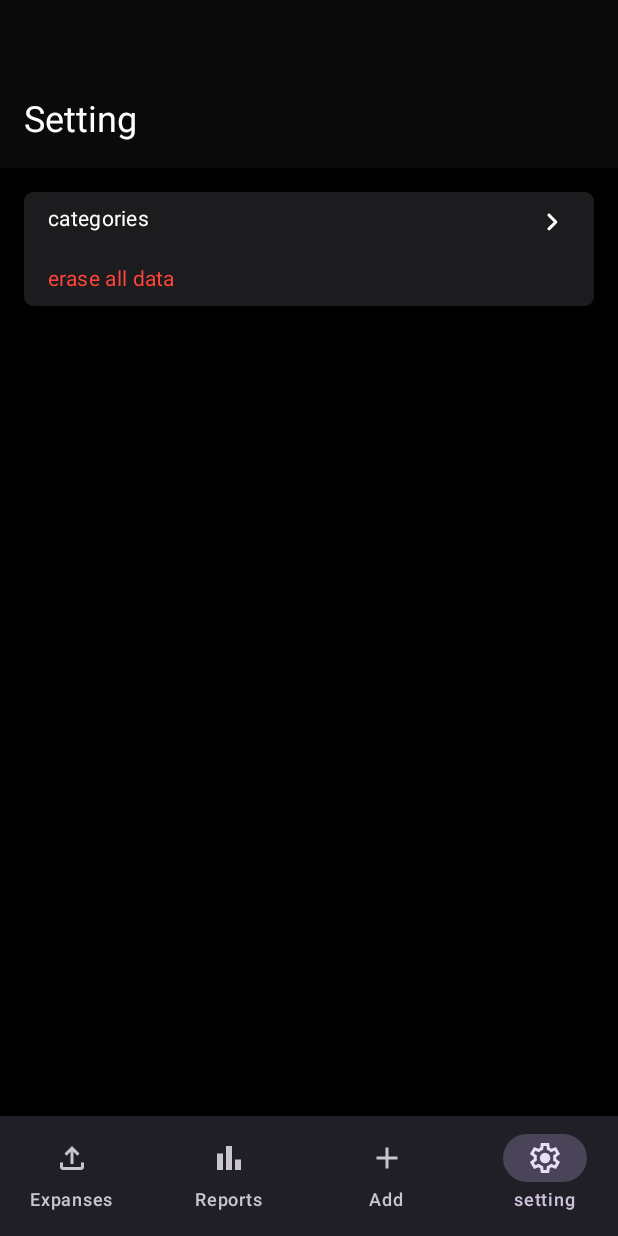
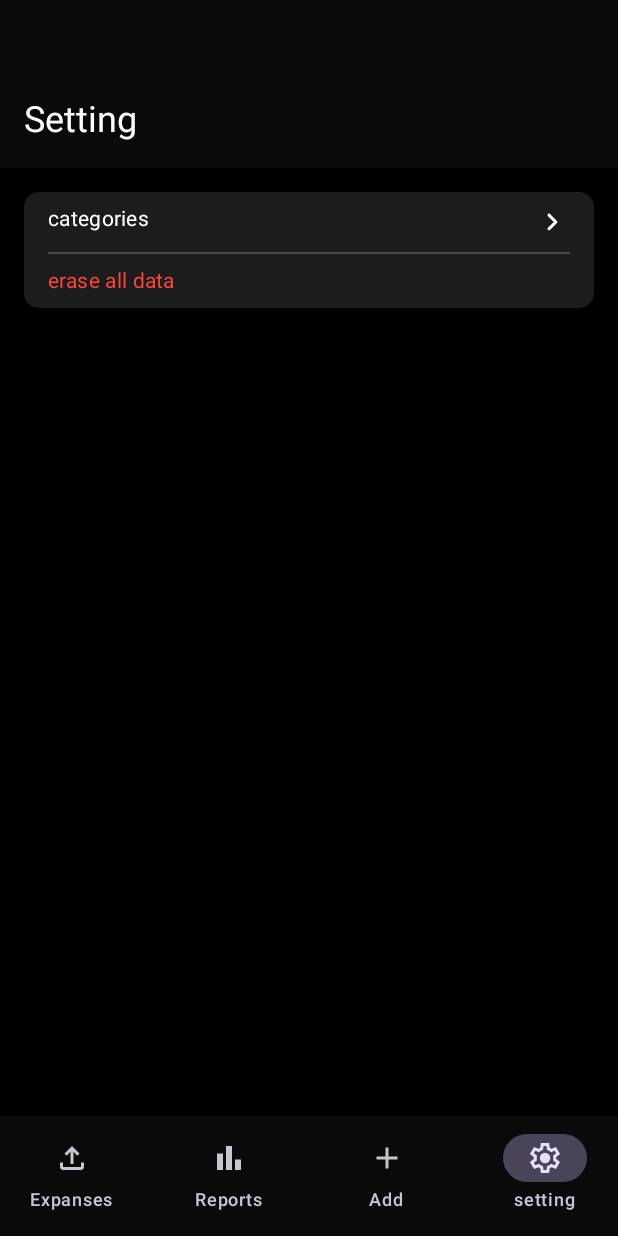
Before and after one commit to Mohamed-Elhanafy/MoneyLover, an Android app built with Jetpack Compose: the SettingScreen screen opened through its navigation route, on a phone screen of 412 x 824 dp. Run offline under Robolectric (Android 15) with nearby library versions, the phone set to English and light mode, and no system bars; our stand-ins replace accompanist.

Commit message:
minor UI changes + SettingScreen Done!

```diff
--- a/app/src/main/java/com/example/monylover/ui/NavigationBar.kt
+++ b/app/src/main/java/com/example/monylover/ui/NavigationBar.kt
@@ -6,16 +6,26 @@ import androidx.compose.material3.NavigationBarItem
 import androidx.compose.material3.Text
 import androidx.compose.runtime.Composable
 import androidx.compose.runtime.State
+import androidx.compose.runtime.getValue
+import androidx.compose.runtime.mutableStateOf
+import androidx.compose.runtime.saveable.rememberSaveable
+import androidx.compose.runtime.setValue
 import androidx.compose.ui.res.painterResource
 import androidx.navigation.NavBackStackEntry
 import androidx.navigation.NavController
 import androidx.navigation.compose.currentBackStackEntryAsState
 import com.example.monylover.R
+import com.example.monylover.ui.theme.TopAppBarBackground
 
 @Composable
 fun NavBar(backStackEntry: State<NavBackStackEntry?>, navController: NavController) {
-    NavigationBar {
+    NavigationBar(
+        containerColor = TopAppBarBackground
+    ) {
+
+
         NavigationBarItem(
+
         selected = backStackEntry.value?.destination?.route == "expanses",
         onClick = { navController.navigate("expanses") },
         icon = {
@@ -55,7 +65,7 @@ fun NavBar(backStackEntry: State<NavBackStackEntry?>, navController: NavControll
             }
         )
         NavigationBarItem(
-            selected = backStackEntry.value?.destination?.route == "setting",
+            selected = backStackEntry.value?.destination?.route?.startsWith("setting") ?: false,
             onClick = { navController.navigate("setting") },
             icon = {
                 Icon(
--- a/app/src/main/java/com/example/monylover/ui/components/TableRow.kt
+++ b/app/src/main/java/com/example/monylover/ui/components/TableRow.kt
@@ -1,6 +1,7 @@
 package com.example.monylover.ui.components
 
 import androidx.compose.foundation.background
+import androidx.compose.foundation.clickable
 import androidx.compose.foundation.layout.Box
 import androidx.compose.foundation.layout.Column
 import androidx.compose.foundation.layout.Row
@@ -23,8 +24,18 @@ import com.example.monylover.ui.theme.TextPrimary
 import com.example.monylover.ui.theme.Typography
 
 @Composable
-fun TableRow(label: String, hasArrow: Boolean = false, isDestructive: Boolean = false) {
-    Row(modifier = Modifier.padding(horizontal = 16.dp, vertical = 8.dp)) {
+fun TableRow(
+    label: String,
+    hasArrow: Boolean = false,
+    isDestructive: Boolean = false,
+    onClick: () -> Unit = {}
+) {
+
+    Row(
+        modifier = Modifier
+            .clickable { onClick() }
+            .padding(horizontal = 16.dp, vertical = 8.dp)
+    ) {
         Text(
             text = label,
             style = Typography.bodyMedium,
@@ -38,4 +49,5 @@ fun TableRow(label: String, hasArrow: Boolean = false, isDestructive: Boolean =
             )
         }
     }
+
 }
--- a/app/src/main/java/com/example/monylover/ui/screens/Setting.kt
+++ b/app/src/main/java/com/example/monylover/ui/screens/Setting.kt
@@ -1,10 +1,14 @@
 package com.example.monylover.ui.screens
 
+import android.content.Context
+import android.widget.Toast
 import androidx.compose.foundation.background
 import androidx.compose.foundation.border
+import androidx.compose.foundation.clickable
 import androidx.compose.foundation.layout.Column
 import androidx.compose.foundation.layout.fillMaxWidth
 import androidx.compose.foundation.layout.padding
+import androidx.compose.material3.Divider
 import androidx.compose.material3.ExperimentalMaterial3Api
 import androidx.compose.material3.MediumTopAppBar
 import androidx.compose.material3.Scaffold
@@ -38,13 +42,19 @@ fun SettingScreen(navController: NavController) {
                 Column(
                     modifier = Modifier
                         .padding(16.dp)
-                        .clip(Shapes.medium)
+                        .clip(Shapes.large)
                         .fillMaxWidth()
                         .background(BackgroundElevated)
 
                 ) {
-                    TableRow(label = "categories" , hasArrow = true)
-                    TableRow(label = "erase all data" , isDestructive = true)
+                    TableRow(label = "categories", hasArrow = true, onClick = {
+                        run {
+                            navController.navigate("setting/categories")
+
+                        }
+                    })
+                    Divider(Modifier.padding(start = 16.dp, end = 16.dp))
+                    TableRow(label = "erase all data", isDestructive = true)
                 }
             }
         }
```
Also changed, not shown: app/src/main/java/com/example/monylover/MainActivity.kt (+17 -1 lines), app/src/main/java/com/example/monylover/ui/screens/Categories.kt (added, +33 -0 lines), 1 other file. Lines whose indentation alone changed are shown as unchanged.
